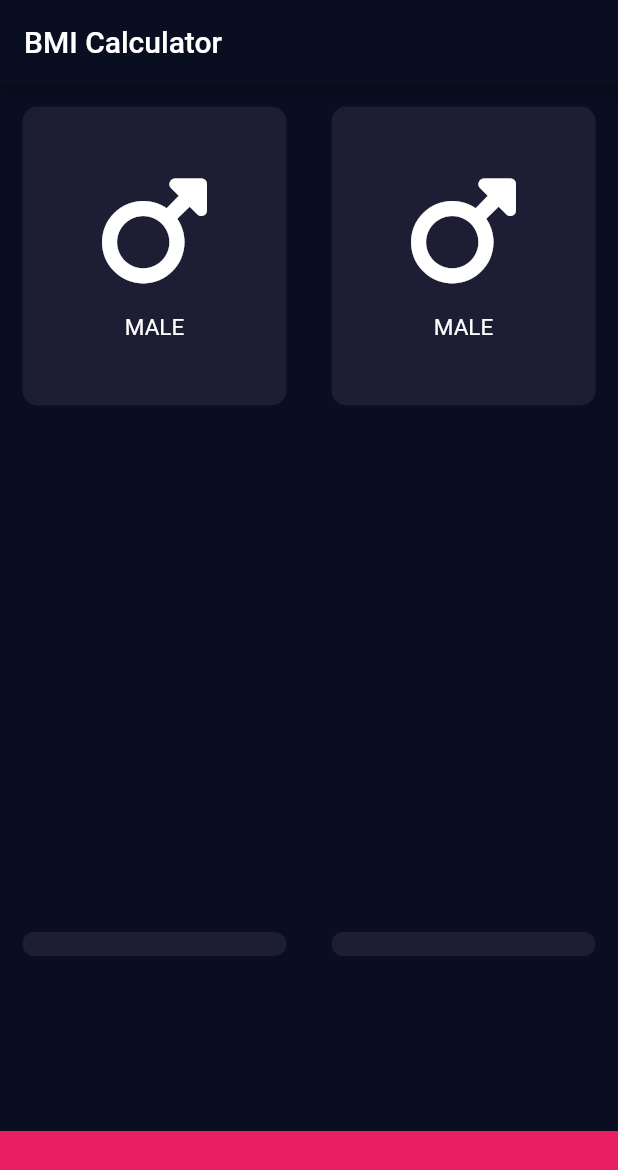
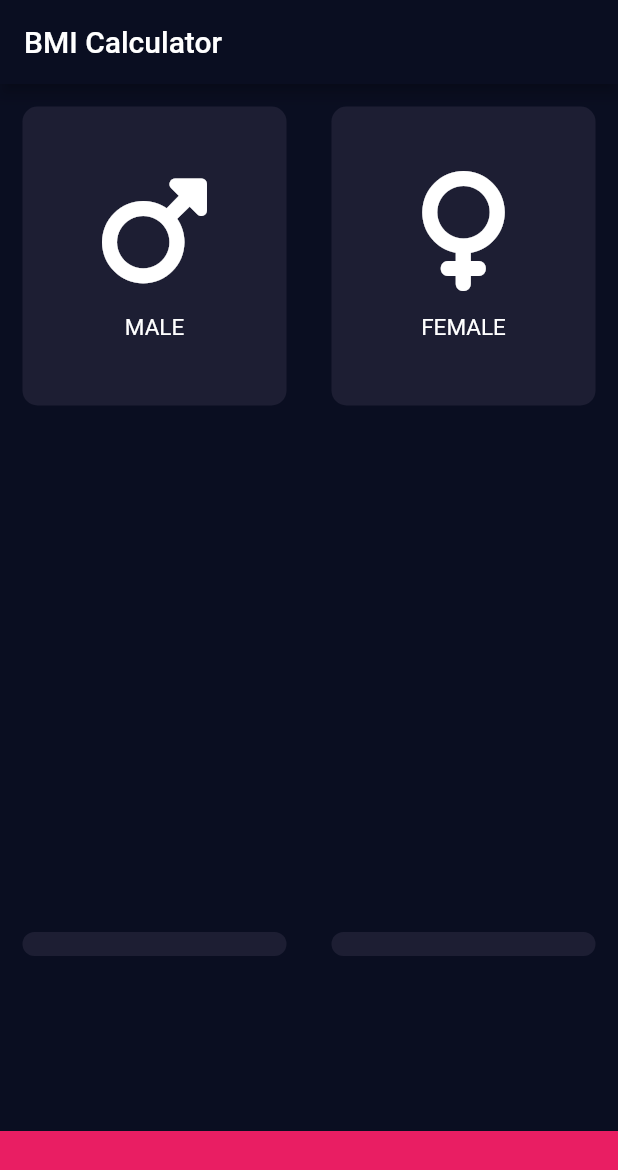
Before and after one commit to Kamrul-Hasan-2/bmi_calculator, a Flutter app: the screen it shows after launch, on a phone screen of 412 x 824 dp. Shown: the top 1170 px of the screen. Run offline on Flutter 3.47's test engine with Material 2 defaults, Android fonts, the phone set to English and light mode, and no system bars; our stand-ins replace font_awesome_flutter.

Commit message:
divide the icon file and card file

```diff
--- a/lib/Input_page.dart
+++ b/lib/Input_page.dart
@@ -1,5 +1,8 @@
 import 'package:flutter/material.dart';
 import 'package:font_awesome_flutter/font_awesome_flutter.dart';
+import 'Reuse_card.dart';
+import 'Reuse_icon.dart';
+
 
 const botomContainerButton = 70.0;
 const activeCardColor = Color(0xFF1D1E33);
@@ -26,20 +29,24 @@ class _InputPageState extends State<InputPage> {
               children: [
                 Expanded(
                   child: ReUseCard(
-                    childCard: ReUseIcon(icon: FontAwesomeIcons.mars,label: "MALE"),
+                    childCard:
+                        ReUseIcon(icon: FontAwesomeIcons.mars, label: "MALE"),
                     colour: activeCardColor,
                   ),
                 ),
                 Expanded(
                   child: ReUseCard(
-                    colour: activeCardColor, childCard: ReUseIcon(icon: FontAwesomeIcons.mars,label: "MALE"),
+                    colour: activeCardColor,
+                    childCard:
+                        ReUseIcon(icon: FontAwesomeIcons.venus, label: "FEMALE"),
                   ),
                 ),
               ],
             )),
             Expanded(
               child: ReUseCard(
-                colour: activeCardColor, childCard: Text(""),
+                colour: activeCardColor,
+                childCard: Text(""),
               ),
             ),
             Expanded(
@@ -47,12 +54,14 @@ class _InputPageState extends State<InputPage> {
               children: [
                 Expanded(
                   child: ReUseCard(
-                    colour: activeCardColor, childCard: Text(""),
+                    colour: activeCardColor,
+                    childCard: Text(""),
                   ),
                 ),
                 Expanded(
                   child: ReUseCard(
-                    colour: activeCardColor, childCard: Text(""),
+                    colour: activeCardColor,
+                    childCard: Text(""),
                   ),
                 ),
               ],
@@ -67,44 +76,3 @@ class _InputPageState extends State<InputPage> {
         ));
   }
 }
-
-class ReUseIcon extends StatelessWidget {
-  ReUseIcon({required this.icon, required this.label});
-
-  final IconData icon;
-  final String label;
-
-  @override
-  Widget build(BuildContext context) {
-    return Column(
-      mainAxisAlignment: MainAxisAlignment.center,
-      children: [
-        Icon(
-          icon,
-          size: 80.0,
-        ),
-       SizedBox(height: 15.0,),
-        Text(label, style: TextStyle(fontSize: 15.0, color: Colors.white),),
-      ],
-    );
-  }
-}
-
-class ReUseCard extends StatelessWidget {
-  ReUseCard({required this.colour,required this.childCard});
-
-  final Color colour;
-  final Widget childCard;
-
-  @override
-  Widget build(BuildContext context) {
-    return Container(
-      child: childCard,
-      margin: EdgeInsets.all(15.0),
-      decoration: BoxDecoration(
-        color: colour,
-        borderRadius: BorderRadius.circular(10.0),
-      ),
-    );
-  }
-}
--- /dev/null
+++ b/lib/Reuse_card.dart
@@ -0,0 +1,20 @@
+import 'package:flutter/cupertino.dart';
+
+class ReUseCard extends StatelessWidget {
+  ReUseCard({required this.colour, required this.childCard});
+
+  final Color colour;
+  final Widget childCard;
+
+  @override
+  Widget build(BuildContext context) {
+    return Container(
+      child: childCard,
+      margin: EdgeInsets.all(15.0),
+      decoration: BoxDecoration(
+        color: colour,
+        borderRadius: BorderRadius.circular(10.0),
+      ),
+    );
+  }
+}
--- /dev/null
+++ b/lib/Reuse_icon.dart
@@ -0,0 +1,29 @@
+import 'package:flutter/cupertino.dart';
+import 'package:flutter/material.dart';
+
+class ReUseIcon extends StatelessWidget {
+  ReUseIcon({required this.icon, required this.label});
+
+  final IconData icon;
+  final String label;
+
+  @override
+  Widget build(BuildContext context) {
+    return Column(
+      mainAxisAlignment: MainAxisAlignment.center,
+      children: [
+        Icon(
+          icon,
+          size: 80.0,
+        ),
+        SizedBox(
+          height: 15.0,
+        ),
+        Text(
+          label,
+          style: TextStyle(fontSize: 15.0, color: Colors.white),
+        ),
+      ],
+    );
+  }
+}
```
